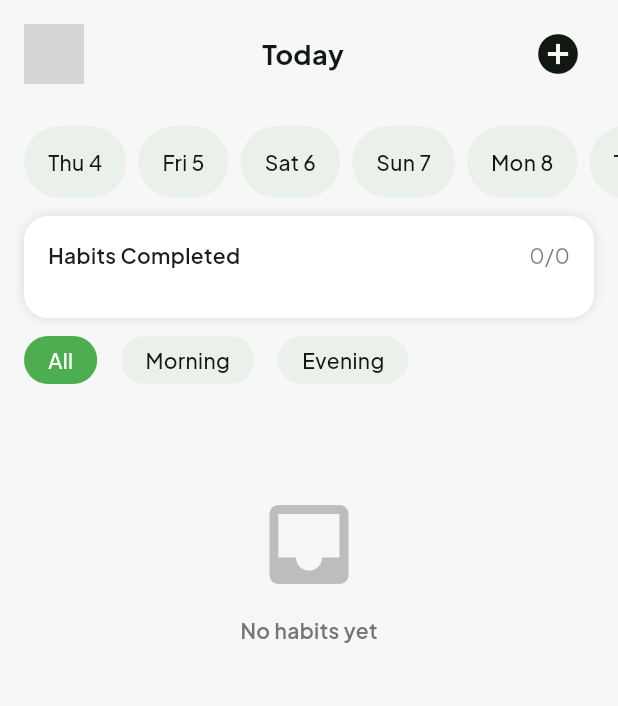
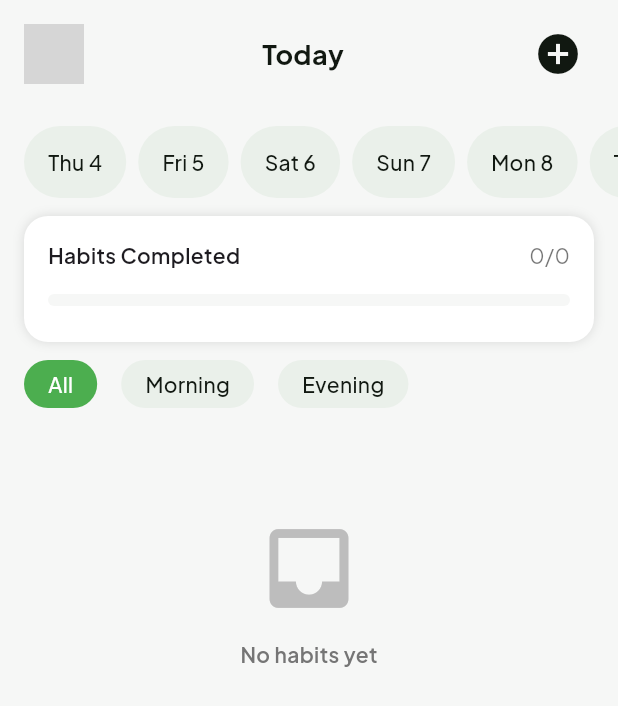
Before and after one commit to Debdaru07/HabitTracker, a Flutter app: the DashboardScreen screen opened by its route, on a phone screen of 412 x 824 dp. Shown: the top 706 px of the screen. Run offline on Flutter 3.47's test engine with Material 3 defaults, Android fonts, the phone set to English and light mode, and no system bars; our stand-ins replace cloud_firestore, equatable, firebase_auth, firebase_core, flutter_bloc, flutter_local_notifications and 4 more; accounts and stored records are empty; network calls fail; grey boxes are pictures that could not be loaded.

Commit message:
Updated Design

```diff
--- a/lib/ui/screens/dashboard/dashboard.dart
+++ b/lib/ui/screens/dashboard/dashboard.dart
@@ -8,6 +8,7 @@ import '../../../bloc/habit/habit_event.dart';
 import '../../../bloc/habit/habit_state.dart';
 import '../../../core/services/user_prefs.dart';
 import '../../../core/theme/app_colors.dart';
+import '../../../core/utils/spacing.dart';
 
 class DashboardScreen extends StatefulWidget {
   const DashboardScreen({super.key});
@@ -227,12 +228,13 @@ class _DashboardScreenState extends State<DashboardScreen> {
               ),
             ],
           ),
-          const SizedBox(height: 8),
+          Space.h16,
           ClipRRect(
             borderRadius: BorderRadius.circular(20),
             child: Container(
               height: 8,
-              color: AppColors.grey,
+              color: AppColors.backgroundLight,
+              width: MediaQuery.of(context).size.width,
               child: FractionallySizedBox(
                 alignment: Alignment.centerLeft, // <-- starts from left now
                 widthFactor: factor,
@@ -240,6 +242,7 @@ class _DashboardScreenState extends State<DashboardScreen> {
               ),
             ),
           ),
+          Space.h8,
         ],
       ),
     );
```
